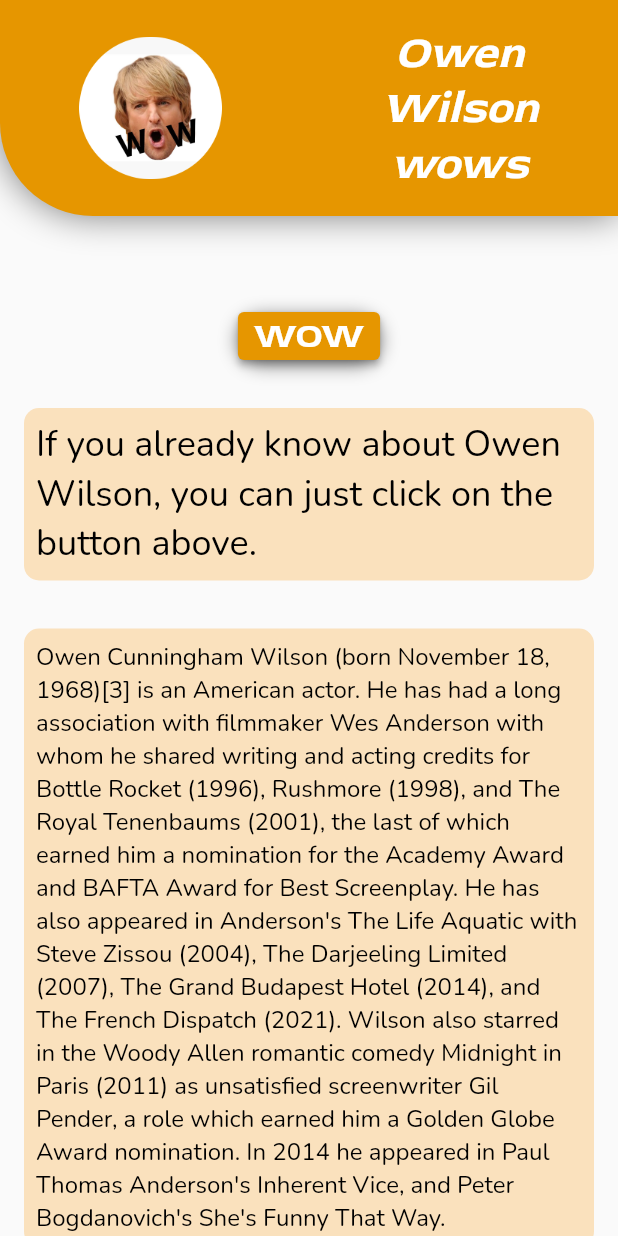
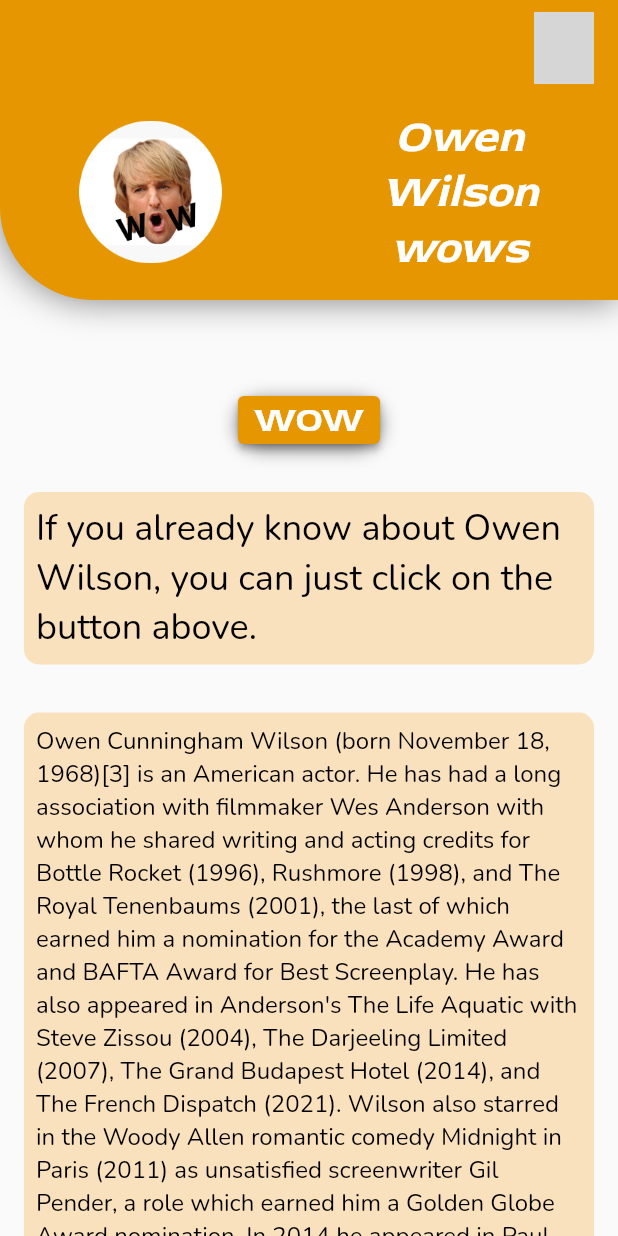
Before and after one commit to VTramon/Owen-Wilson-Wow-app, a Flutter app: the HomePage screen opened directly, on a phone screen of 412 x 824 dp. Run offline on Flutter 3.47's test engine with Material 2 defaults, Android fonts, the light colour scheme and no system bars; our stand-ins replace firebase_auth, firebase_core, google_sign_in; missing offline and left inert: http_interceptor; accounts and stored records are empty; network calls fail; project files that could hold a hidden picture were left out; grey boxes are pictures that could not be loaded.

Commit message:
added an profile icon in the home appbar

```diff
--- /dev/null
+++ b/lib/components/profile_icon.dart
@@ -0,0 +1,30 @@
+import 'package:flutter/material.dart';
+import 'package:owen_wilson/models/logged_user.dart';
+import 'package:provider/provider.dart';
+
+class ProfileIcon extends StatelessWidget {
+  String _selectedMenu = '';
+  ProfileIcon({Key? key}) : super(key: key);
+
+  @override
+  Widget build(BuildContext context) {
+    return Consumer<LoggedUser>(
+        builder: ((context, value, child) => PopupMenuButton(
+              child: Padding(
+                padding: const EdgeInsets.only(left: 16.0, top: 8.0),
+                child: CircleAvatar(
+                  backgroundImage: NetworkImage(value.photoUrl.toString()),
+                ),
+              ),
+              onSelected: (item) {
+                _selectedMenu = item.toString();
+              },
+              itemBuilder: (BuildContext context) => [
+                const PopupMenuItem(
+                  child: Text('Logout'),
+                  value: 'value',
+                ),
+              ],
+            )));
+  }
+}
--- a/lib/screens/home.dart
+++ b/lib/screens/home.dart
@@ -2,6 +2,7 @@
 
 import 'package:flutter/material.dart';
 import 'package:owen_wilson/components/buttons/screen_button.dart';
+import 'package:owen_wilson/components/profile_icon.dart';
 import 'package:owen_wilson/components/text_card.dart';
 import 'package:owen_wilson/screens/options.dart';
 
@@ -15,20 +16,20 @@ class HomePage extends StatefulWidget {
 class _HomePageState extends State<HomePage> {
   @override
   Widget build(BuildContext context) {
-    return Scaffold(
-        // appBar: AppBar(
-        //   // elevation: 10.0,
-        //   // backgroundColor: Theme.of(context).colorScheme.primary,
-        //   toolbarHeight: 55,
-        //   shadowColor: Theme.of(context).colorScheme.primary,
-        //   // foregroundColor: Colors.transparent,
-        //   // shape: RoundedRectangleBorder(
-        //   //   borderRadius: BorderRadius.only(
-        //   //     bottomLeft: Radius.circular(62.0),
-        //   //   ),
-        //   // ),
-        // ),
-        body: _HomeBody());
+    return WillPopScope(
+        child: Scaffold(
+            appBar: AppBar(
+              actions: [
+                Padding(
+                  padding: const EdgeInsets.only(right: 16.0),
+                  child: ProfileIcon(),
+                )
+              ],
+              automaticallyImplyLeading: false,
+              elevation: 0,
+            ),
+            body: _HomeBody()),
+        onWillPop: () async => false);
   }
 }
 
```
